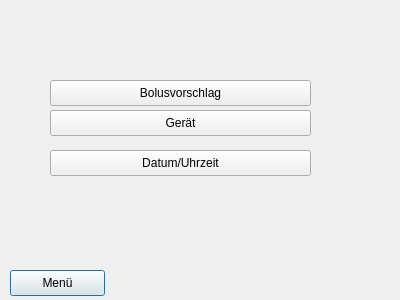
First picture: the form in src/bolusGUI/settingsdlg.ui, repository dreamshader/bolus, before the edit.
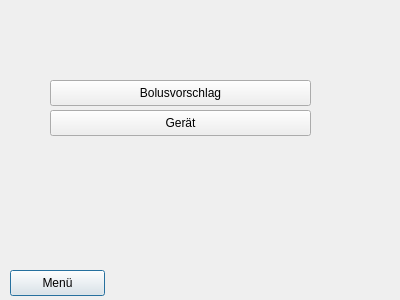
Second picture: the form after the edit.

Patch:
```diff
--- a/src/bolusGUI/settingsdlg.ui
+++ b/src/bolusGUI/settingsdlg.ui
@@ -55,19 +55,6 @@
     <string>Gerät</string>
    </property>
   </widget>
-  <widget class="QPushButton" name="btnDateTime">
-   <property name="geometry">
-    <rect>
-     <x>50</x>
-     <y>150</y>
-     <width>261</width>
-     <height>26</height>
-    </rect>
-   </property>
-   <property name="text">
-    <string>Datum/Uhrzeit</string>
-   </property>
-  </widget>
  </widget>
  <resources/>
  <connections>
```
